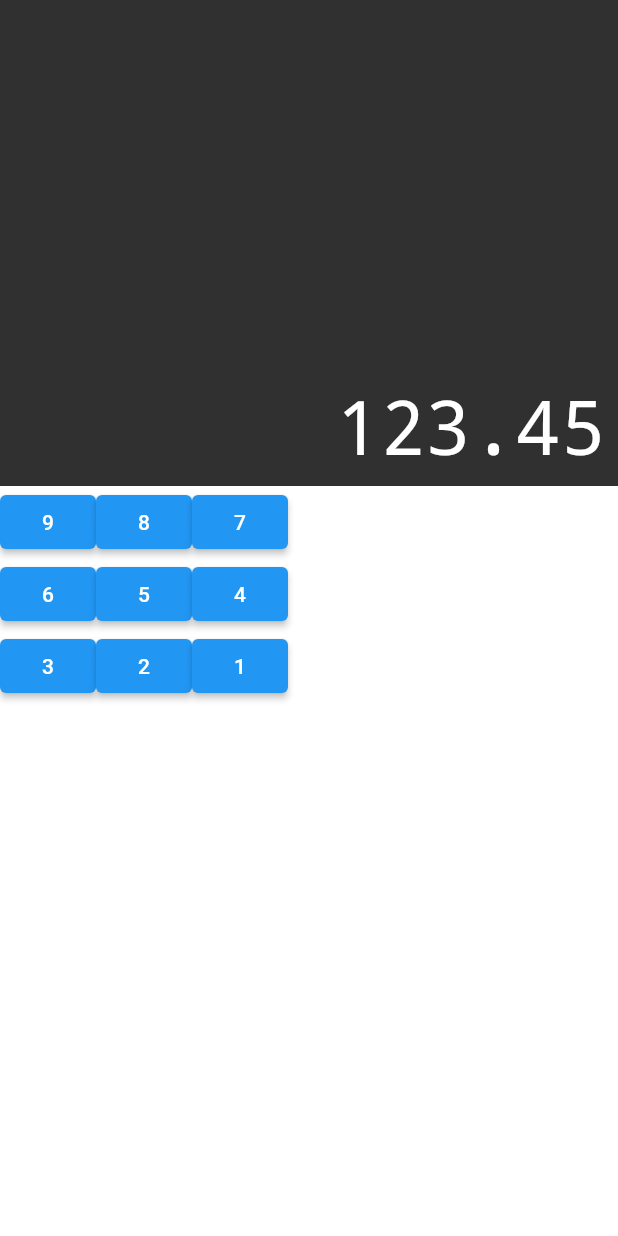
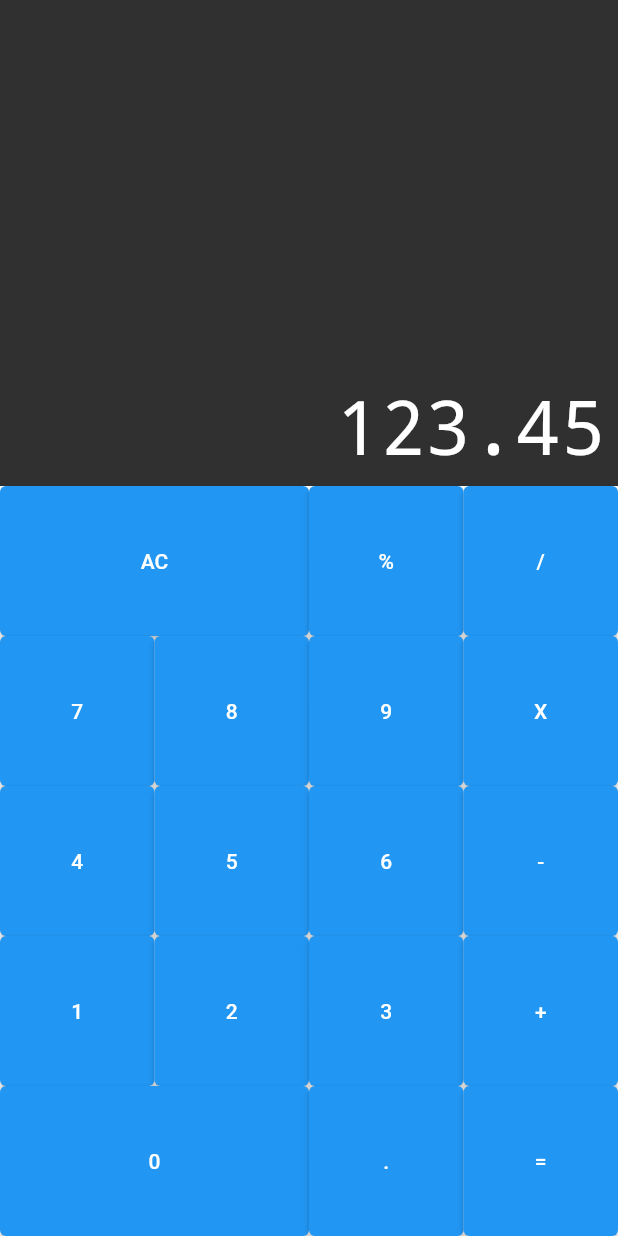
Before and after one commit to WellingtonSilvaSilva/Calculadora-em-Flutter, a Flutter app: the screen it shows after launch, on a phone screen of 412 x 824 dp. Run offline on Flutter 3.47's test engine with Material 2 defaults, Android fonts, the phone set to English and light mode, and no system bars; drawn by our look-alikes of auto_size_text.

Commit message:
Alterações e Personização dos botões

```diff
--- a/lib/components/button_now.dart
+++ b/lib/components/button_now.dart
@@ -9,8 +9,12 @@ class ButtonRow extends StatelessWidget {
 
   @override
   Widget build(BuildContext context) {
-    return Row(
+    return Expanded(
+      flex: 1,
+    child: Row(
+      crossAxisAlignment: CrossAxisAlignment.stretch,
       children: buttons,
+     ),
     );
   }
 }
--- a/lib/components/buttons.dart
+++ b/lib/components/buttons.dart
@@ -4,17 +4,22 @@ class Button extends StatelessWidget {
 
 
   final String text;
+  final bool big;
 
  const Button({
     required this.text,
+    this.big = false,
   });
 
   @override
   Widget build(BuildContext context) {
-    return ElevatedButton(
+    return Expanded(
+      flex: big ? 2 : 1,
+    child: ElevatedButton(
       child:  Text (text),
       onPressed: () {},
 
+     ),
     );
   }
 }
--- a/lib/components/display.dart
+++ b/lib/components/display.dart
@@ -3,9 +3,9 @@ import 'package:auto_size_text/auto_size_text.dart';
 
 class Display extends StatelessWidget {
 
-  final  String text;
+  final   String text;
 
-  const Display(this.text);
+   const Display(this.text);
 
 
   @override
--- a/lib/components/keyboard.dart
+++ b/lib/components/keyboard.dart
@@ -1,5 +1,4 @@
 import 'package:flutter/material.dart';
-import 'package:calculadora_flutter/screens/calculator.dart';
 import 'buttons.dart';
 import 'button_now.dart';
 
@@ -7,29 +6,45 @@ class Keyboard extends StatelessWidget {
   const Keyboard({ Key? key }) : super(key: key);
 
   @override
-  Widget build(BuildContext context) {
+  Widget build (BuildContext  context) {
     return  Container(
       height: 500,
       child: Column(
         children: <Widget>[
           ButtonRow(
             const [
+              Button(text: 'AC' , big: true),
+              Button(text: '%'),
+              Button(text: '/'),
+          ]),
+          ButtonRow(
+            const [
+              Button(text: '7'),
+              Button(text: '8'),
               Button(text: '9'),
-              Button(text: '8'),
-              Button(text: '7'),
+              Button(text: 'X'),
           ]),
         ButtonRow(
           const [
+          Button(text: '4'),
+          Button(text: '5'),
           Button(text: '6'),
-          Button(text: '5'),
-          Button(text: '4'),
+          Button(text: '-'),
         ]),
          ButtonRow(
           const[
+            Button(text: '1'),
+            Button(text: '2'),
             Button(text: '3'),
-            Button(text: '2'),
-            Button(text: '1'),
-         ])
+            Button(text: '+'),
+         ]) ,
+         ButtonRow(
+          const [
+            Button(text: '0', big: true),
+            Button(text: '.'),
+            Button(text: '='),
+
+         ]),
         ]
       ),
 
```
Also changed, not shown: 1 other file.
